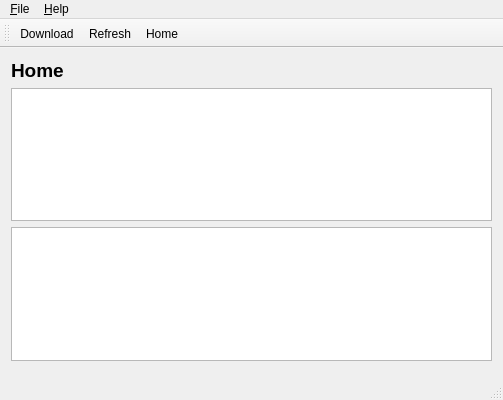
The window that podcatcher/Resources/ui/windows/MainWindow.ui (lostrootpass/alphagem) describes before a commit, drawn with Qt 5.
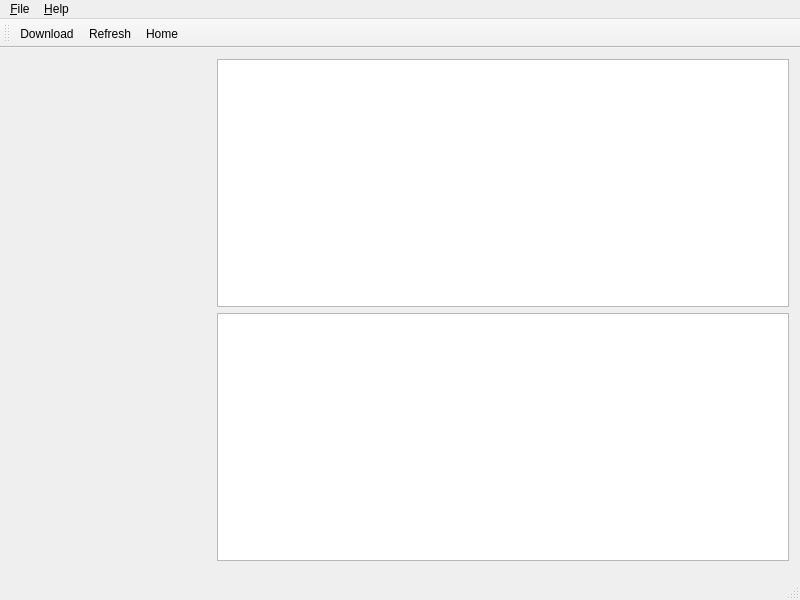
The same window after the commit. Icons and pictures are not drawn. Custom widgets are drawn as their Qt base class.

Commit message: Show feed details in a sidebar when a feed is selected.

Patch:
```diff
--- a/podcatcher/Resources/ui/windows/MainWindow.ui
+++ b/podcatcher/Resources/ui/windows/MainWindow.ui
@@ -6,29 +6,33 @@
    <rect>
     <x>0</x>
     <y>0</y>
-    <width>503</width>
-    <height>400</height>
+    <width>800</width>
+    <height>600</height>
    </rect>
   </property>
   <property name="windowTitle">
    <string>Podcatcher</string>
   </property>
   <widget class="QWidget" name="centralWidget">
+   <layout class="QHBoxLayout" name="horizontalLayout">
+    <item>
+     <widget class="FeedDetailWidget" name="feedDetailWidget" native="true">
+      <property name="sizePolicy">
+       <sizepolicy hsizetype="Fixed" vsizetype="Preferred">
+        <horstretch>0</horstretch>
+        <verstretch>0</verstretch>
+       </sizepolicy>
+      </property>
+      <property name="minimumSize">
+       <size>
+        <width>200</width>
+        <height>0</height>
+       </size>
+      </property>
+     </widget>
+    </item>
+    <item>
    <layout class="QVBoxLayout" name="verticalLayout">
-    <item>
-     <widget class="QLabel" name="feedNameLabel">
-      <property name="font">
-       <font>
-        <pointsize>14</pointsize>
-        <weight>75</weight>
-        <bold>true</bold>
-       </font>
-      </property>
-      <property name="text">
-       <string>Home</string>
-      </property>
-     </widget>
-    </item>
     <item>
      <widget class="QListView" name="feedListView"/>
     </item>
@@ -43,13 +47,15 @@
      <widget class="PlaybackControlWidget" name="playbackControlWidget" native="true"/>
     </item>
    </layout>
+    </item>
+   </layout>
   </widget>
   <widget class="QMenuBar" name="menuBar">
    <property name="geometry">
     <rect>
      <x>0</x>
      <y>0</y>
-     <width>503</width>
+     <width>800</width>
      <height>21</height>
     </rect>
    </property>
@@ -131,6 +137,12 @@
    <header>ui/widgets/playbackcontrolwidget.h</header>
    <container>1</container>
   </customwidget>
+  <customwidget>
+   <class>FeedDetailWidget</class>
+   <extends>QWidget</extends>
+   <header>ui/widgets/feeddetailwidget.h</header>
+   <container>1</container>
+  </customwidget>
  </customwidgets>
  <resources>
   <include location="MainWindow.qrc"/>
```
Lines whose indentation alone changed are shown as unchanged. The commit also changes 6 other files.
